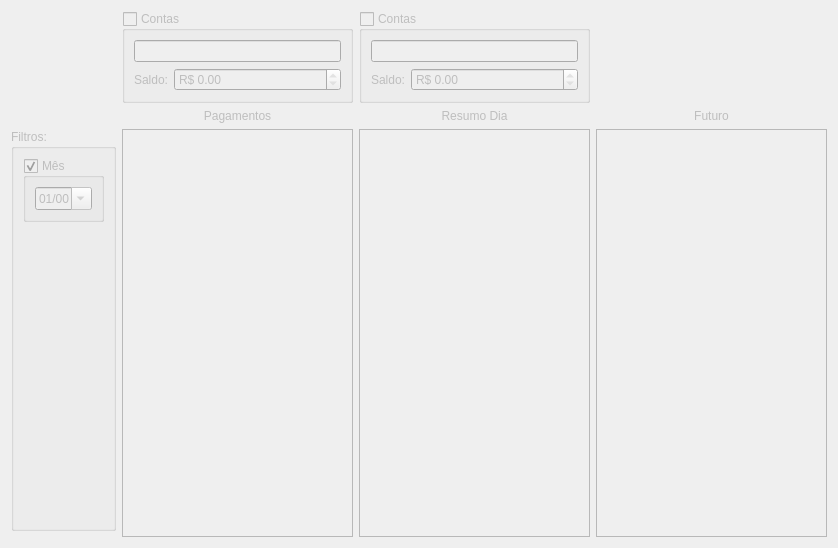
This is ui/widgetfluxocaixa.ui in lellisls/ERP-STACCATO as Qt 5 draws it before an edit. The edited form follows.
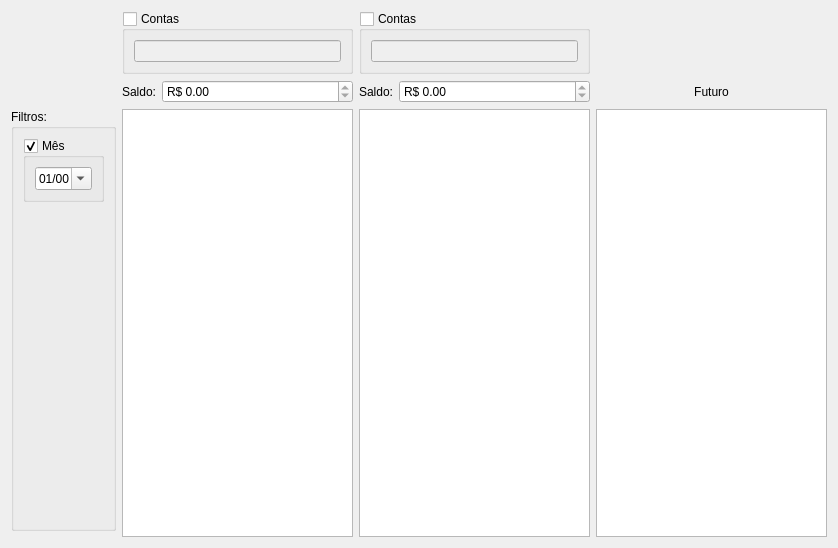
This is the edited form. Custom widgets are drawn as their Qt base class.

What changed in the file:
```diff
--- a/ui/widgetfluxocaixa.ui
+++ b/ui/widgetfluxocaixa.ui
@@ -3,7 +3,7 @@
  <class>WidgetFluxoCaixa</class>
  <widget class="QWidget" name="WidgetFluxoCaixa">
   <property name="enabled">
-   <bool>false</bool>
+   <bool>true</bool>
   </property>
   <property name="geometry">
    <rect>
@@ -17,52 +17,22 @@
    <string>Form</string>
   </property>
   <layout class="QGridLayout" name="gridLayout">
-   <item row="2" column="3" rowspan="2">
-    <widget class="TableView" name="tableFuturo">
-     <property name="mouseTracking">
-      <bool>true</bool>
+   <item row="0" column="1">
+    <widget class="QGroupBox" name="groupBoxCaixa1">
+     <property name="title">
+      <string>Contas</string>
      </property>
-     <property name="editTriggers">
-      <set>QAbstractItemView::NoEditTriggers</set>
-     </property>
-     <property name="selectionBehavior">
-      <enum>QAbstractItemView::SelectRows</enum>
-     </property>
-     <property name="sortingEnabled">
+     <property name="checkable">
       <bool>true</bool>
      </property>
-    </widget>
-   </item>
-   <item row="2" column="1" rowspan="2">
-    <widget class="TableView" name="tableCaixa">
-     <property name="mouseTracking">
-      <bool>true</bool>
+     <property name="checked">
+      <bool>false</bool>
      </property>
-     <property name="editTriggers">
-      <set>QAbstractItemView::NoEditTriggers</set>
-     </property>
-     <property name="selectionBehavior">
-      <enum>QAbstractItemView::SelectRows</enum>
-     </property>
-     <property name="sortingEnabled">
-      <bool>true</bool>
-     </property>
-    </widget>
-   </item>
-   <item row="2" column="2" rowspan="2">
-    <widget class="TableView" name="tableResumo">
-     <property name="mouseTracking">
-      <bool>true</bool>
-     </property>
-     <property name="editTriggers">
-      <set>QAbstractItemView::NoEditTriggers</set>
-     </property>
-     <property name="selectionBehavior">
-      <enum>QAbstractItemView::SelectRows</enum>
-     </property>
-     <property name="sortingEnabled">
-      <bool>true</bool>
-     </property>
+     <layout class="QGridLayout" name="gridLayout_6">
+      <item row="0" column="0">
+       <widget class="ItemBox" name="itemBoxCaixa1"/>
+      </item>
+     </layout>
     </widget>
    </item>
    <item row="2" column="0">
@@ -87,7 +57,7 @@
       <item row="0" column="0">
        <widget class="QGroupBox" name="groupBoxMes">
         <property name="enabled">
-         <bool>false</bool>
+         <bool>true</bool>
         </property>
         <property name="title">
          <string>Mês</string>
@@ -118,47 +88,6 @@
      </layout>
     </widget>
    </item>
-   <item row="0" column="1">
-    <widget class="QGroupBox" name="groupBoxContas1">
-     <property name="title">
-      <string>Contas</string>
-     </property>
-     <property name="checkable">
-      <bool>true</bool>
-     </property>
-     <property name="checked">
-      <bool>false</bool>
-     </property>
-     <layout class="QGridLayout" name="gridLayout_4">
-      <item row="1" column="1">
-       <widget class="QDoubleSpinBox" name="doubleSpinBox">
-        <property name="sizePolicy">
-         <sizepolicy hsizetype="MinimumExpanding" vsizetype="Fixed">
-          <horstretch>0</horstretch>
-          <verstretch>0</verstretch>
-         </sizepolicy>
-        </property>
-        <property name="readOnly">
-         <bool>true</bool>
-        </property>
-        <property name="prefix">
-         <string>R$ </string>
-        </property>
-       </widget>
-      </item>
-      <item row="1" column="0">
-       <widget class="QLabel" name="label">
-        <property name="text">
-         <string>Saldo:</string>
-        </property>
-       </widget>
-      </item>
-      <item row="0" column="0" colspan="2">
-       <widget class="ItemBox" name="itemBox1"/>
-      </item>
-     </layout>
-    </widget>
-   </item>
    <item row="0" column="2">
     <widget class="QGroupBox" name="groupBoxContas2">
      <property name="title">
@@ -170,53 +99,46 @@
      <property name="checked">
       <bool>false</bool>
      </property>
-     <layout class="QGridLayout" name="gridLayout_6">
-      <item row="1" column="1">
-       <widget class="QDoubleSpinBox" name="doubleSpinBox_2">
-        <property name="sizePolicy">
-         <sizepolicy hsizetype="MinimumExpanding" vsizetype="Fixed">
-          <horstretch>0</horstretch>
-          <verstretch>0</verstretch>
-         </sizepolicy>
-        </property>
-        <property name="readOnly">
-         <bool>true</bool>
-        </property>
-        <property name="prefix">
-         <string>R$ </string>
-        </property>
-       </widget>
-      </item>
-      <item row="1" column="0">
-       <widget class="QLabel" name="label_2">
-        <property name="text">
-         <string>Saldo:</string>
-        </property>
-       </widget>
-      </item>
-      <item row="0" column="0" colspan="2">
-       <widget class="ItemBox" name="itemBox2"/>
+     <layout class="QGridLayout" name="gridLayout_7">
+      <item row="0" column="0">
+       <widget class="ItemBox" name="itemBoxCaixa2"/>
       </item>
      </layout>
     </widget>
    </item>
-   <item row="1" column="1">
-    <widget class="QLabel" name="label_3">
-     <property name="text">
-      <string>Pagamentos</string>
+   <item row="2" column="3" rowspan="2">
+    <widget class="TableView" name="tableFuturo">
+     <property name="mouseTracking">
+      <bool>true</bool>
      </property>
-     <property name="alignment">
-      <set>Qt::AlignCenter</set>
+     <property name="editTriggers">
+      <set>QAbstractItemView::NoEditTriggers</set>
      </property>
     </widget>
    </item>
-   <item row="1" column="2">
-    <widget class="QLabel" name="label_4">
-     <property name="text">
-      <string>Resumo Dia</string>
+   <item row="2" column="1" rowspan="2">
+    <widget class="TableView" name="tableCaixa">
+     <property name="mouseTracking">
+      <bool>true</bool>
      </property>
-     <property name="alignment">
-      <set>Qt::AlignCenter</set>
+     <property name="editTriggers">
+      <set>QAbstractItemView::NoEditTriggers</set>
+     </property>
+     <property name="selectionBehavior">
+      <enum>QAbstractItemView::SelectRows</enum>
+     </property>
+    </widget>
+   </item>
+   <item row="2" column="2" rowspan="2">
+    <widget class="TableView" name="tableCaixa2">
+     <property name="mouseTracking">
+      <bool>true</bool>
+     </property>
+     <property name="editTriggers">
+      <set>QAbstractItemView::NoEditTriggers</set>
+     </property>
+     <property name="selectionBehavior">
+      <enum>QAbstractItemView::SelectRows</enum>
      </property>
     </widget>
    </item>
@@ -230,6 +152,78 @@
      </property>
     </widget>
    </item>
+   <item row="1" column="2">
+    <layout class="QGridLayout" name="gridLayout_4">
+     <item row="0" column="0">
+      <widget class="QLabel" name="label_2">
+       <property name="text">
+        <string>Saldo:</string>
+       </property>
+      </widget>
+     </item>
+     <item row="0" column="1">
+      <widget class="QDoubleSpinBox" name="doubleSpinBoxSaldo2">
+       <property name="sizePolicy">
+        <sizepolicy hsizetype="MinimumExpanding" vsizetype="Fixed">
+         <horstretch>0</horstretch>
+         <verstretch>0</verstretch>
+        </sizepolicy>
+       </property>
+       <property name="readOnly">
+        <bool>true</bool>
+       </property>
+       <property name="showGroupSeparator" stdset="0">
+        <bool>true</bool>
+       </property>
+       <property name="prefix">
+        <string>R$ </string>
+       </property>
+       <property name="minimum">
+        <double>-9999999.990000000223517</double>
+       </property>
+       <property name="maximum">
+        <double>9999999.990000000223517</double>
+       </property>
+      </widget>
+     </item>
+    </layout>
+   </item>
+   <item row="1" column="1">
+    <layout class="QGridLayout" name="gridLayout_3">
+     <item row="0" column="0">
+      <widget class="QLabel" name="label">
+       <property name="text">
+        <string>Saldo:</string>
+       </property>
+      </widget>
+     </item>
+     <item row="0" column="1">
+      <widget class="QDoubleSpinBox" name="doubleSpinBoxSaldo1">
+       <property name="sizePolicy">
+        <sizepolicy hsizetype="MinimumExpanding" vsizetype="Fixed">
+         <horstretch>0</horstretch>
+         <verstretch>0</verstretch>
+        </sizepolicy>
+       </property>
+       <property name="readOnly">
+        <bool>true</bool>
+       </property>
+       <property name="showGroupSeparator" stdset="0">
+        <bool>true</bool>
+       </property>
+       <property name="prefix">
+        <string>R$ </string>
+       </property>
+       <property name="minimum">
+        <double>-9999999.990000000223517</double>
+       </property>
+       <property name="maximum">
+        <double>9999999.990000000223517</double>
+       </property>
+      </widget>
+     </item>
+    </layout>
+   </item>
   </layout>
  </widget>
  <customwidgets>
```
Left out of the diff: 5 changed lines with no effect on the pictures.
